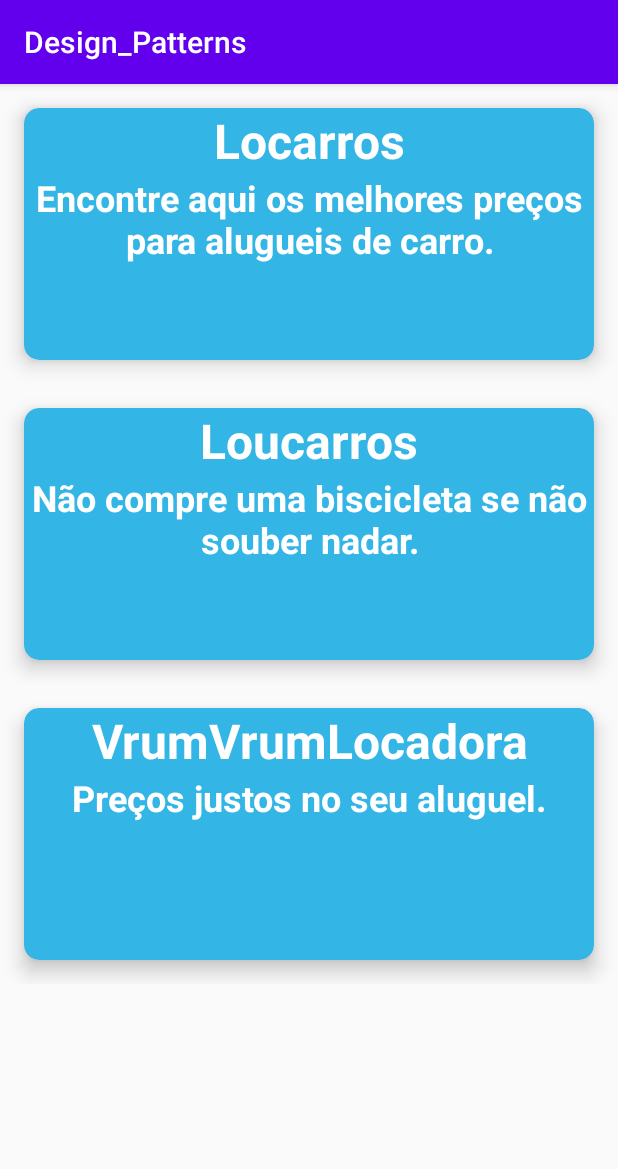
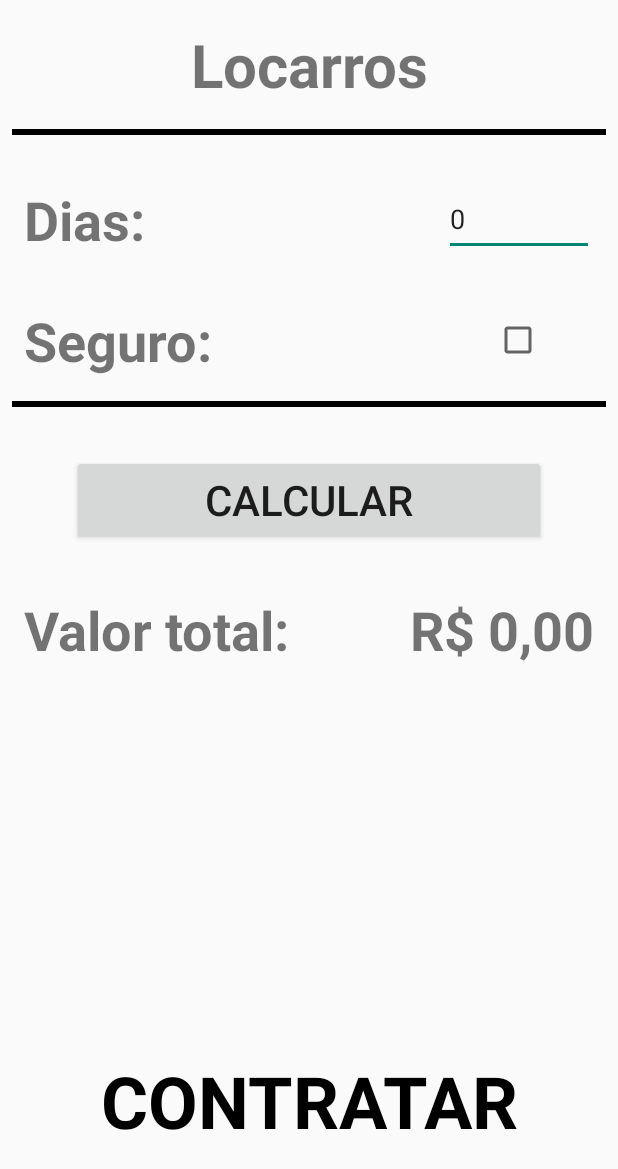
Before and after one commit to joavilati/Design_Patterns, an Android app: the ListaLocadorasActivity screen opened directly, with no data from a screen before it, after a tap on "Locarros", on a phone screen of 412 x 824 dp. Shown: the top 1169 px of the screen. Run offline under Robolectric (Android 15) with nearby library versions, the phone set to English and light mode, and no system bars; 1 statement that could not run was skipped.

Commit message:
feat(ContratoActivity): criar activity que expoe cotrato.

```diff
--- a/app/src/main/AndroidManifest.xml
+++ b/app/src/main/AndroidManifest.xml
@@ -8,8 +8,9 @@
         android:label="@string/app_name"
         android:roundIcon="@mipmap/ic_launcher_round"
         android:supportsRtl="true"
-        android:theme="@style/AppTheme">
-        <activity android:name=".template_method.ListaLocadorasActivity"></activity>
+        android:theme="@style/Theme.AppCompat.Light.NoActionBar">
+        <activity android:name=".template_method.ContratoActivity" />
+        <activity android:name=".template_method.ListaLocadorasActivity" />
         <activity android:name=".template_method.AluguelCarrosActivity" />
         <activity android:name=".strategy.frete.FreteActivity" />
         <activity android:name=".MainActivity">
--- a/app/src/main/java/com/example/design_patterns/template_method/Carro.java
+++ b/app/src/main/java/com/example/design_patterns/template_method/Carro.java
@@ -1,6 +1,8 @@
 package com.example.design_patterns.template_method;
 
-public class Carro {
+import java.io.Serializable;
+
+public class Carro implements Serializable {
 
     private double multiplicadorValorPorTipo;
 
--- /dev/null
+++ b/app/src/main/java/com/example/design_patterns/template_method/ContratoActivity.java
@@ -0,0 +1,113 @@
+package com.example.design_patterns.template_method;
+
+import android.os.Bundle;
+import android.view.View;
+import android.widget.CheckBox;
+import android.widget.Toast;
+
+import androidx.appcompat.app.AppCompatActivity;
+
+import com.example.design_patterns.databinding.ActivityContratoBinding;
+import com.example.design_patterns.template_method.locadoras.Locadora;
+
+import java.text.NumberFormat;
+import java.util.Locale;
+
+import static com.example.design_patterns.template_method.ListaLocadorasActivity.LOCADORA;
+
+public class ContratoActivity extends AppCompatActivity {
+
+    ActivityContratoBinding binding;
+    private Locadora locadora;
+    private Boolean franquia = false;
+
+    @Override
+    protected void onCreate(Bundle savedInstanceState) {
+        super.onCreate(savedInstanceState);
+        binding = ActivityContratoBinding.inflate(getLayoutInflater());
+        setContentView(binding.getRoot());
+        Bundle extras = getIntent().getExtras();
+        if (extras != null) locadora = (Locadora) extras.get(LOCADORA);
+        bind();
+        registerClickEvents();
+        setValor(0);
+    }
+
+    private void registerClickEvents() {
+
+        binding.etDias.setOnFocusChangeListener(new View.OnFocusChangeListener() {
+            @Override
+            public void onFocusChange(View v, boolean hasFocus) {
+                if (!hasFocus) {
+                    criaContrato();
+                }
+            }
+        });
+
+        binding.cbSeguro.setOnClickListener(new CheckBox.OnClickListener() {
+            @Override
+            public void onClick(View v) {
+                CheckBox cb = (CheckBox) v;
+                if (cb.isChecked()) {
+                    locadora.inserirSeguro();
+                    franquia = true;
+                } else {
+                    locadora.retirarSeguro();
+                    franquia = false;
+                }
+            }
+        });
+
+        binding.btnCalcular.setOnClickListener(new View.OnClickListener() {
+            @Override
+            public void onClick(View v) {
+                criaContrato();
+            }
+        });
+
+        binding.btnContratar.setOnClickListener(new View.OnClickListener() {
+            @Override
+            public void onClick(View v) {
+                criaContrato();
+                sucesso();
+            }
+        });
+    }
+
+    private void sucesso() {
+        Toast.makeText(this, "Td certo!", Toast.LENGTH_SHORT).show();
+    }
+
+    private void criaContrato() {
+        int dias;
+        if ( binding.etDias.getText() != null ) {
+           try {
+               dias = Integer.parseInt(binding.etDias.getText().toString());
+               binding.btnContratar.setEnabled(true);
+           } catch (NumberFormatException e) {
+               dias = 0;
+               Toast.makeText(this, "Insira um valor valido para os dias",Toast.LENGTH_SHORT).show();
+           }
+        } else {
+            dias = 0;
+            binding.btnContratar.setEnabled(false);
+        }
+        locadora.criarContrato(dias);
+        setValor(locadora.getValorTotal());
+    }
+
+    private void setValor(double valor) {
+        Locale ptBr = new Locale("pt", "BR");
+        if(franquia) {
+            String valorFranquiaString = NumberFormat.getCurrencyInstance(ptBr).format(locadora.getFranquia());
+            binding.tvFranquia.setText("Franquia " + valorFranquiaString);
+        }
+        String valorTotalString = NumberFormat.getCurrencyInstance(ptBr).format(valor);
+        binding.tvValorTotal.setText(valorTotalString);
+    }
+
+    private void bind() {
+        binding.btnContratar.setEnabled(false);
+        binding.tvTituloLocadora.setText(locadora.getName());
+    }
+}
--- a/app/src/main/java/com/example/design_patterns/template_method/ListaLocadorasActivity.java
+++ b/app/src/main/java/com/example/design_patterns/template_method/ListaLocadorasActivity.java
@@ -1,30 +1,37 @@
 package com.example.design_patterns.template_method;
 
+import android.content.Intent;
+import android.os.Bundle;
+import android.os.Parcelable;
+
+import androidx.annotation.Nullable;
 import androidx.appcompat.app.AppCompatActivity;
 import androidx.recyclerview.widget.LinearLayoutManager;
 
-import android.os.Bundle;
-
-import com.example.design_patterns.databinding.ActivityContratosBinding;
+import com.example.design_patterns.databinding.ActivityLocadorasBinding;
 import com.example.design_patterns.template_method.locadoras.Locadora;
 import com.example.design_patterns.template_method.locadoras.Locarro;
 import com.example.design_patterns.template_method.locadoras.Loucarros;
 import com.example.design_patterns.template_method.locadoras.VrumVrumLocadora;
+import com.example.design_patterns.util.Contract;
 
+import java.io.Serializable;
 import java.util.ArrayList;
 
 import static com.example.design_patterns.template_method.locadoras.Locadora.TIPO_CARRO;
 
-public class ListaLocadorasActivity extends AppCompatActivity {
+public class ListaLocadorasActivity extends AppCompatActivity implements Contract {
 
-    private ActivityContratosBinding binding;
+    public static final String LOCADORA = "com.example.design_patterns.template_method.ListaLocadorasActivity.LOCADORA";
+    public static final int CONTRATAR = 41;
+    private ActivityLocadorasBinding binding;
     TipoCarro tipoCarro;
     private LocadorasAdapter adapter;
 
     @Override
     protected void onCreate(Bundle savedInstanceState) {
         super.onCreate(savedInstanceState);
-        binding = ActivityContratosBinding.inflate(getLayoutInflater());
+        binding = ActivityLocadorasBinding.inflate(getLayoutInflater());
         setContentView(binding.getRoot());
 
         Bundle extras = getIntent().getExtras();
@@ -39,8 +46,22 @@ public class ListaLocadorasActivity extends AppCompatActivity {
         locadoras.add(new Locarro(carro));
         locadoras.add(new Loucarros(carro));
         locadoras.add(new VrumVrumLocadora(carro));
-        adapter = new LocadorasAdapter(locadoras);
+        adapter = new LocadorasAdapter(locadoras, this);
         binding.rvContratos.setLayoutManager(new LinearLayoutManager(this));
         binding.rvContratos.setAdapter(adapter);
     }
+
+    @Override
+    public void startContratActivity(Locadora locadora) {
+        Intent intent = new Intent(this, ContratoActivity.class);
+        intent.putExtra(LOCADORA, (Serializable) locadora);
+        startActivityForResult(intent, CONTRATAR);
+    }
+
+    @Override
+    protected void onActivityResult(int requestCode, int resultCode, @Nullable Intent data) {
+        super.onActivityResult(requestCode, resultCode, data);
+        if (resultCode != RESULT_OK ) return;
+        finish();
+    }
 }
--- a/app/src/main/java/com/example/design_patterns/template_method/LocadorasAdapter.java
+++ b/app/src/main/java/com/example/design_patterns/template_method/LocadorasAdapter.java
@@ -9,15 +9,19 @@ import androidx.recyclerview.widget.RecyclerView;
 
 import com.example.design_patterns.databinding.ItemLocadoraBinding;
 import com.example.design_patterns.template_method.locadoras.Locadora;
+import com.example.design_patterns.util.Contract;
 
 import java.util.ArrayList;
 
 public class LocadorasAdapter extends RecyclerView.Adapter<LocadorasAdapter.ItemContratoViewHolder> {
+
     private ItemLocadoraBinding binding;
     private ArrayList<Locadora> locadoras;
+    private Contract contract;
 
-    LocadorasAdapter(ArrayList<Locadora> locadoras) {
+    LocadorasAdapter(ArrayList<Locadora> locadoras, Contract contract) {
         this.locadoras = locadoras;
+        this.contract = contract;
     }
 
     @NonNull
@@ -28,16 +32,19 @@ public class LocadorasAdapter extends RecyclerView.Adapter<LocadorasAdapter.Item
     }
 
     @Override
-    public void onBindViewHolder(@NonNull ItemContratoViewHolder holder, int position) {
+    public void onBindViewHolder(@NonNull final ItemContratoViewHolder holder, final int position) {
         holder.bind(locadoras.get(position));
         holder.binding.cvLocadora.setOnClickListener(new View.OnClickListener() {
             @Override
             public void onClick(View v) {
-                //Todo()
+                goToContractActivity(position);
             }
         });
     }
 
+    private void goToContractActivity(int position) {
+        contract.startContratActivity(locadoras.get(position));
+    }
     @Override
     public int getItemCount() {
         return locadoras.size();
--- a/app/src/main/java/com/example/design_patterns/template_method/locadoras/Locadora.java
+++ b/app/src/main/java/com/example/design_patterns/template_method/locadoras/Locadora.java
@@ -2,7 +2,9 @@ package com.example.design_patterns.template_method.locadoras;
 
 import com.example.design_patterns.template_method.Carro;
 
-public abstract class Locadora {
+import java.io.Serializable;
+
+public abstract class Locadora implements Serializable {
     private Carro carro;
     private double valorTotal;
     private double valorSeguro = 0;
@@ -35,7 +37,7 @@ public abstract class Locadora {
     }
 
     public void inserirSeguro(){
-        calcularSeguro();
+        valorSeguro = calcularSeguro();
         calcularFranquia();
     }
 
@@ -68,9 +70,4 @@ public abstract class Locadora {
         return carro;
     }
 
-    public double getValorTotal(int dias) {
-        return valorTotal;
-    }
-
-
 }
--- a/app/src/main/java/com/example/design_patterns/template_method/locadoras/Locarro.java
+++ b/app/src/main/java/com/example/design_patterns/template_method/locadoras/Locarro.java
@@ -2,7 +2,9 @@ package com.example.design_patterns.template_method.locadoras;
 
 import com.example.design_patterns.template_method.Carro;
 
-public class Locarro extends Locadora {
+import java.io.Serializable;
+
+public class Locarro extends Locadora  implements Serializable {
 
     private boolean descontavel = true;
     private double desconto = 0.8;
--- a/app/src/main/java/com/example/design_patterns/template_method/locadoras/Loucarros.java
+++ b/app/src/main/java/com/example/design_patterns/template_method/locadoras/Loucarros.java
@@ -2,9 +2,10 @@ package com.example.design_patterns.template_method.locadoras;
 
 import com.example.design_patterns.template_method.Carro;
 
+import java.io.Serializable;
 import java.util.Random;
 
-public class Loucarros extends Locadora {
+public class Loucarros extends Locadora implements Serializable {
     private double PrecoQueOGerenteMalucoDecidiuColocarComBaseNasVozesDaSuaCabeca = 8000.0;
     private double diasLuaEmSaturno = 50.0;
     private double sorte = -1;
--- a/app/src/main/java/com/example/design_patterns/template_method/locadoras/VrumVrumLocadora.java
+++ b/app/src/main/java/com/example/design_patterns/template_method/locadoras/VrumVrumLocadora.java
@@ -2,7 +2,9 @@ package com.example.design_patterns.template_method.locadoras;
 
 import com.example.design_patterns.template_method.Carro;
 
-public class VrumVrumLocadora extends  Locadora{
+import java.io.Serializable;
+
+public class VrumVrumLocadora extends Locadora implements Serializable {
 
     private double manutencao = 15;
     private double lucro = 10;
--- /dev/null
+++ b/app/src/main/java/com/example/design_patterns/util/Contract.java
@@ -0,0 +1,7 @@
+package com.example.design_patterns.util;
+
+import com.example.design_patterns.template_method.locadoras.Locadora;
+
+public interface Contract {
+    void startContratActivity(Locadora locadora);
+}
--- /dev/null
+++ b/app/src/main/res/layout/activity_contrato.xml
@@ -0,0 +1,154 @@
+<?xml version="1.0" encoding="utf-8"?>
+<androidx.constraintlayout.widget.ConstraintLayout xmlns:android="http://schemas.android.com/apk/res/android"
+    xmlns:tools="http://schemas.android.com/tools"
+    android:layout_width="match_parent"
+    android:layout_height="match_parent"
+    xmlns:app="http://schemas.android.com/apk/res-auto"
+    tools:context=".template_method.ContratoActivity">
+
+    <TextView android:id="@+id/tv_titulo_locadora"
+        android:layout_width="wrap_content"
+        android:layout_height="wrap_content"
+        android:textSize="40sp"
+        android:textStyle="bold"
+        android:layout_marginTop="16dp"
+        app:layout_constraintTop_toTopOf="parent"
+        app:layout_constraintEnd_toEndOf="parent"
+        app:layout_constraintStart_toStartOf="parent"
+        tools:text="Nome Locadora"
+        />
+
+    <View android:id="@+id/view_barra_titulo"
+        android:layout_width="match_parent"
+        android:layout_height="4dp"
+        android:background="@android:color/black"
+        android:layout_marginTop="16dp"
+        android:layout_marginStart="8dp"
+        android:layout_marginEnd="8dp"
+        app:layout_constraintTop_toBottomOf="@id/tv_titulo_locadora"
+        app:layout_constraintStart_toStartOf="parent"
+        app:layout_constraintEnd_toEndOf="parent"
+        />
+
+    <TextView android:id="@+id/tv_dias"
+        android:layout_width="wrap_content"
+        android:layout_height="wrap_content"
+        android:layout_marginTop="32dp"
+        android:layout_marginStart="16dp"
+        android:textSize="36sp"
+        android:textStyle="bold"
+        android:text="Dias:"
+        app:layout_constraintTop_toBottomOf="@id/view_barra_titulo"
+        app:layout_constraintStart_toStartOf="parent"
+        />
+
+    <EditText android:id="@+id/et_dias"
+        android:layout_width="100dp"
+        android:layout_height="0dp"
+        android:layout_marginEnd="16dp"
+        android:text="0"
+        app:layout_constraintTop_toTopOf="@id/tv_dias"
+        app:layout_constraintBottom_toBottomOf="@id/tv_dias"
+        app:layout_constraintEnd_toEndOf="parent"
+        />
+
+    <TextView android:id="@+id/tv_seguro"
+        android:layout_width="wrap_content"
+        android:layout_height="wrap_content"
+        android:layout_marginTop="32dp"
+        android:layout_marginStart="16dp"
+        android:textSize="36sp"
+        android:textStyle="bold"
+        android:text="Seguro:"
+        app:layout_constraintTop_toBottomOf="@id/tv_dias"
+        app:layout_constraintStart_toStartOf="parent"
+        />
+
+    <CheckBox android:id="@+id/cb_seguro"
+        android:layout_width="50dp"
+        android:layout_height="50dp"
+        app:layout_constraintStart_toStartOf="@id/et_dias"
+        app:layout_constraintTop_toTopOf="@id/tv_seguro"
+        app:layout_constraintEnd_toEndOf="parent"
+        app:layout_constraintBottom_toBottomOf="@id/tv_seguro"
+        />
+
+    <View android:id="@+id/view_barra_contrato"
+        android:layout_width="match_parent"
+        android:layout_height="4dp"
+        android:background="@android:color/black"
+        android:layout_marginStart="8dp"
+        android:layout_marginEnd="8dp"
+        android:layout_marginTop="16dp"
+        app:layout_constraintTop_toBottomOf="@id/tv_seguro"
+        app:layout_constraintStart_toStartOf="parent"
+        app:layout_constraintEnd_toEndOf="parent"
+        />
+
+    <Button
+        android:id="@+id/btn_calcular"
+        android:layout_width="match_parent"
+        android:layout_height="60dp"
+        android:layout_marginHorizontal="48dp"
+        android:layout_marginTop="32dp"
+        android:text="Calcular"
+        android:textSize="28sp"
+        app:layout_constraintStart_toStartOf="parent"
+        app:layout_constraintEnd_toEndOf="parent"
+        app:layout_constraintTop_toBottomOf="@+id/view_barra_contrato"
+        />
+
+    <TextView android:id="@+id/tv_text_valor_total"
+        android:layout_width="wrap_content"
+        android:layout_height="wrap_content"
+        android:layout_marginTop="32dp"
+        android:layout_marginStart="16dp"
+        android:textSize="36sp"
+        android:textStyle="bold"
+        android:text="Valor total:"
+        app:layout_constraintTop_toBottomOf="@id/btn_calcular"
+        app:layout_constraintStart_toStartOf="parent"
+        />
+
+    <TextView android:id="@+id/tv_valor_total"
+        android:layout_width="wrap_content"
+        android:layout_height="wrap_content"
+        android:layout_marginTop="32dp"
+        android:layout_marginEnd="16dp"
+        android:textSize="36sp"
+        android:textStyle="bold"
+        tools:text="R$ 100,0"
+        app:layout_constraintTop_toBottomOf="@id/btn_calcular"
+        app:layout_constraintEnd_toEndOf="parent"
+        />
+
+    <TextView android:id="@+id/tv_franquia"
+        android:layout_width="wrap_content"
+        android:layout_height="wrap_content"
+        android:textSize="18sp"
+        android:textColor="@android:color/holo_red_light"
+        tools:text="franquia R$ 1.000,00"
+        app:layout_constraintTop_toBottomOf="@id/tv_valor_total"
+        app:layout_constraintStart_toStartOf="@id/tv_valor_total"
+        app:layout_constraintEnd_toEndOf="@id/tv_valor_total"
+        />
+
+
+    <Button
+        style="@style/Widget.MaterialComponents.Button"
+        android:id="@+id/btn_contratar"
+        android:layout_width="match_parent"
+        android:layout_height="100dp"
+        android:textAllCaps="true"
+        android:textColor="@android:color/black"
+        android:textStyle="bold"
+        android:textSize="48sp"
+        android:text="Contratar"
+        app:layout_constraintBottom_toBottomOf="parent"
+        app:layout_constraintStart_toStartOf="parent"
+        app:layout_constraintEnd_toEndOf="parent"
+        android:layout_marginBottom="40dp"
+        android:layout_marginHorizontal="16dp"
+        />
+
+</androidx.constraintlayout.widget.ConstraintLayout>
--- a/app/src/main/res/layout/activity_main.xml
+++ b/app/src/main/res/layout/activity_main.xml
@@ -10,6 +10,7 @@
         android:id="@+id/btn_strategy"
         style="@style/PatternsButtons"
         android:text="strategy"
+        android:textColor="@android:color/black"
         app:layout_constraintEnd_toEndOf="parent"
         app:layout_constraintStart_toStartOf="parent"
         app:layout_constraintTop_toTopOf="parent" />
@@ -17,6 +18,7 @@
     <Button
         android:id="@+id/btn_template"
         style="@style/PatternsButtons"
+        android:textColor="@android:color/black"
         android:text="template method"
         app:layout_constraintTop_toBottomOf="@id/btn_strategy"
         app:layout_constraintStart_toStartOf="parent"
```
Also changed, not shown: app/src/main/res/layout/activity_locadoras.xml (renamed from app/src/main/res/layout/activity_contratos.xml).
